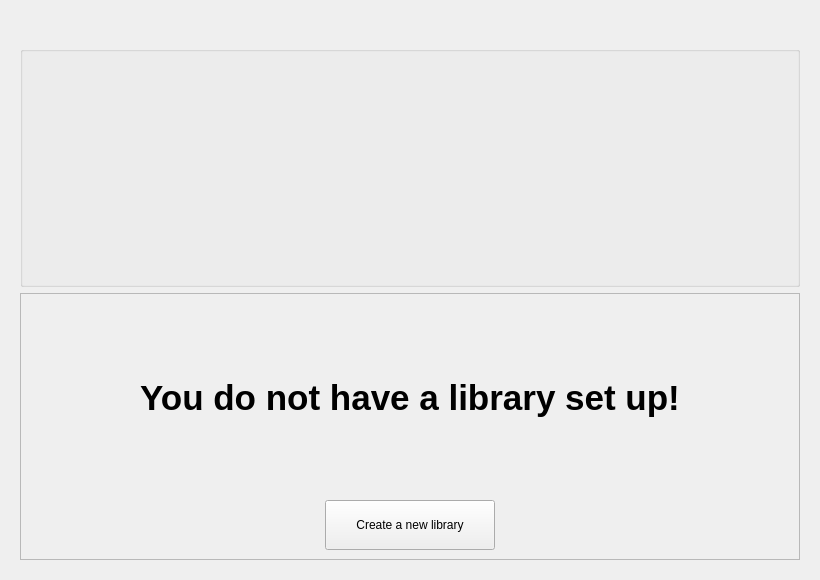
amireh/kaboomp3, file app/views/libraries/index.ui: the form before one commit.
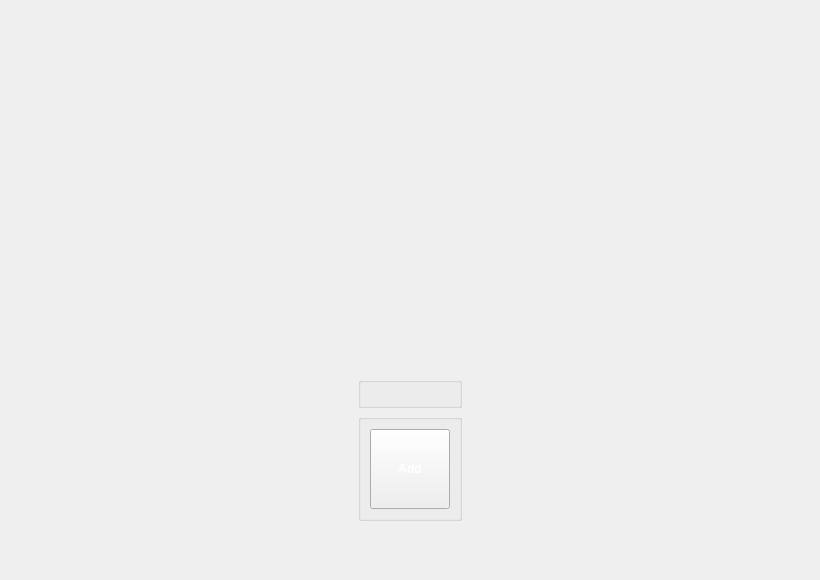
The form after the commit. Icons and pictures are not drawn.

Commit message: layout determined, UI functionality now complete, the preview simulation and organizing functionality is what's left

Diff of the .ui file:
```diff
--- a/app/views/libraries/index.ui
+++ b/app/views/libraries/index.ui
@@ -32,119 +32,49 @@
    <string>Libraries</string>
   </property>
   <layout class="QGridLayout" name="gridLayout">
+   <property name="topMargin">
+    <number>0</number>
+   </property>
+   <property name="bottomMargin">
+    <number>0</number>
+   </property>
    <item row="0" column="0">
     <widget class="QStackedWidget" name="viewIndex">
      <widget class="QWidget" name="libraryList">
       <layout class="QGridLayout" name="gridLayout_3">
-       <item row="2" column="0">
-        <widget class="QFrame" name="libraryNew">
-         <property name="visible">
-          <bool>false</bool>
-         </property>
-         <property name="frameShape">
-          <enum>QFrame::StyledPanel</enum>
-         </property>
-         <property name="frameShadow">
-          <enum>QFrame::Raised</enum>
-         </property>
-         <layout class="QGridLayout" name="gridLayout_4">
-          <item row="0" column="0">
-           <layout class="QVBoxLayout" name="verticalLayout">
-            <item>
-             <widget class="QLabel" name="label">
-              <property name="sizePolicy">
-               <sizepolicy hsizetype="MinimumExpanding" vsizetype="Preferred">
-                <horstretch>0</horstretch>
-                <verstretch>0</verstretch>
-               </sizepolicy>
-              </property>
-              <property name="text">
-               <string>&lt;!DOCTYPE HTML PUBLIC &quot;-//W3C//DTD HTML 4.0//EN&quot; &quot;http://www.w3.org/TR/REC-html40/strict.dtd&quot;&gt;
-&lt;html&gt;&lt;head&gt;&lt;meta name=&quot;qrichtext&quot; content=&quot;1&quot; /&gt;&lt;style type=&quot;text/css&quot;&gt;
-p, li { white-space: pre-wrap; }
-&lt;/style&gt;&lt;/head&gt;&lt;body style=&quot; font-family:'Lucida Grande'; font-size:13pt; font-weight:400; font-style:normal;&quot;&gt;
-&lt;p align=&quot;center&quot; style=&quot; margin-top:0px; margin-bottom:0px; margin-left:0px; margin-right:0px; -qt-block-indent:0; text-indent:0px;&quot;&gt;&lt;span style=&quot; font-size:26pt; font-weight:600;&quot;&gt;You do not have a library set up!&lt;/span&gt;&lt;/p&gt;&lt;/body&gt;&lt;/html&gt;</string>
-              </property>
-             </widget>
-            </item>
-            <item>
-             <layout class="QHBoxLayout" name="horizontalLayout">
-              <item>
-               <spacer name="horizontalSpacer_2">
-                <property name="orientation">
-                 <enum>Qt::Horizontal</enum>
-                </property>
-                <property name="sizeHint" stdset="0">
-                 <size>
-                  <width>40</width>
-                  <height>20</height>
-                 </size>
-                </property>
-               </spacer>
-              </item>
-              <item>
-               <widget class="QPushButton" name="createNewLibraryButton">
-                <property name="sizePolicy">
-                 <sizepolicy hsizetype="MinimumExpanding" vsizetype="Fixed">
-                  <horstretch>0</horstretch>
-                  <verstretch>0</verstretch>
-                 </sizepolicy>
-                </property>
-                <property name="minimumSize">
-                 <size>
-                  <width>150</width>
-                  <height>50</height>
-                 </size>
-                </property>
-                <property name="maximumSize">
-                 <size>
-                  <width>170</width>
-                  <height>16777215</height>
-                 </size>
-                </property>
-                <property name="styleSheet">
-                 <string notr="true"/>
-                </property>
-                <property name="text">
-                 <string>Create a new library</string>
-                </property>
-                <property name="flat">
-                 <bool>false</bool>
-                </property>
-               </widget>
-              </item>
-              <item>
-               <spacer name="horizontalSpacer">
-                <property name="orientation">
-                 <enum>Qt::Horizontal</enum>
-                </property>
-                <property name="sizeHint" stdset="0">
-                 <size>
-                  <width>40</width>
-                  <height>20</height>
-                 </size>
-                </property>
-               </spacer>
-              </item>
-             </layout>
-            </item>
-           </layout>
-          </item>
-         </layout>
-        </widget>
-       </item>
+       <property name="topMargin">
+        <number>0</number>
+       </property>
        <item row="0" column="0">
         <layout class="QVBoxLayout" name="layoutIndex">
          <item>
-          <layout class="QHBoxLayout" name="horizontalLayout_2">
+          <layout class="QHBoxLayout" name="topBar">
            <item>
-            <widget class="QLabel" name="label_2">
+            <widget class="QLabel" name="logo">
              <property name="sizePolicy">
-              <sizepolicy hsizetype="Maximum" vsizetype="Maximum">
+              <sizepolicy hsizetype="Fixed" vsizetype="Ignored">
                <horstretch>0</horstretch>
                <verstretch>0</verstretch>
               </sizepolicy>
              </property>
+             <property name="minimumSize">
+              <size>
+               <width>0</width>
+               <height>321</height>
+              </size>
+             </property>
+             <property name="maximumSize">
+              <size>
+               <width>16777215</width>
+               <height>321</height>
+              </size>
+             </property>
+             <property name="baseSize">
+              <size>
+               <width>0</width>
+               <height>321</height>
+              </size>
+             </property>
              <property name="text">
               <string>&lt;!DOCTYPE HTML PUBLIC &quot;-//W3C//DTD HTML 4.0//EN&quot; &quot;http://www.w3.org/TR/REC-html40/strict.dtd&quot;&gt;
 &lt;html&gt;&lt;head&gt;&lt;meta name=&quot;qrichtext&quot; content=&quot;1&quot; /&gt;&lt;style type=&quot;text/css&quot;&gt;
@@ -155,12 +85,21 @@
              <property name="textFormat">
               <enum>Qt::RichText</enum>
              </property>
+             <property name="alignment">
+              <set>Qt::AlignLeading|Qt::AlignLeft|Qt::AlignTop</set>
+             </property>
             </widget>
            </item>
           </layout>
          </item>
          <item>
           <widget class="QGroupBox" name="libraryGrid">
+           <property name="sizePolicy">
+            <sizepolicy hsizetype="Preferred" vsizetype="Maximum">
+             <horstretch>0</horstretch>
+             <verstretch>0</verstretch>
+            </sizepolicy>
+           </property>
            <property name="maximumSize">
             <size>
              <width>16777215</width>
@@ -173,67 +112,72 @@
            <layout class="QGridLayout" name="gridLayout_5"/>
           </widget>
          </item>
-        </layout>
-       </item>
-      </layout>
-     </widget>
-     <widget class="QWidget" name="libraryForm">
-      <layout class="QGridLayout" name="gridLayout_2">
-       <item row="0" column="0">
-        <layout class="QFormLayout" name="libraryFormLayout">
-         <property name="fieldGrowthPolicy">
-          <enum>QFormLayout::ExpandingFieldsGrow</enum>
-         </property>
-         <property name="labelAlignment">
-          <set>Qt::AlignLeading|Qt::AlignLeft|Qt::AlignVCenter</set>
-         </property>
-         <property name="formAlignment">
-          <set>Qt::AlignLeading|Qt::AlignLeft|Qt::AlignTop</set>
-         </property>
-         <item row="0" column="0">
-          <widget class="QLabel" name="libraryTitleLabel">
-           <property name="text">
-            <string>Library Title</string>
+         <item>
+          <layout class="QHBoxLayout" name="bottomBar">
+           <property name="spacing">
+            <number>0</number>
            </property>
-          </widget>
-         </item>
-         <item row="0" column="1">
-          <widget class="QLineEdit" name="libraryTitleLineEdit">
-           <property name="sizePolicy">
-            <sizepolicy hsizetype="MinimumExpanding" vsizetype="Fixed">
-             <horstretch>0</horstretch>
-             <verstretch>0</verstretch>
-            </sizepolicy>
+           <property name="sizeConstraint">
+            <enum>QLayout::SetMinAndMaxSize</enum>
            </property>
-          </widget>
+           <item>
+            <widget class="QGroupBox" name="groupBox">
+             <property name="sizePolicy">
+              <sizepolicy hsizetype="Maximum" vsizetype="Maximum">
+               <horstretch>0</horstretch>
+               <verstretch>0</verstretch>
+              </sizepolicy>
+             </property>
+             <property name="title">
+              <string/>
+             </property>
+             <layout class="QHBoxLayout" name="horizontalLayout_3">
+              <item>
+               <widget class="QPushButton" name="addLibraryButton">
+                <property name="sizePolicy">
+                 <sizepolicy hsizetype="Minimum" vsizetype="Fixed">
+                  <horstretch>0</horstretch>
+                  <verstretch>0</verstretch>
+                 </sizepolicy>
+                </property>
+                <property name="minimumSize">
+                 <size>
+                  <width>80</width>
+                  <height>80</height>
+                 </size>
+                </property>
+                <property name="maximumSize">
+                 <size>
+                  <width>80</width>
+                  <height>80</height>
+                 </size>
+                </property>
+                <property name="styleSheet">
+                 <string notr="true">QPushButton {
+color: #ffffff;
+font-weight: bold;
+border-image: url(:/80x80/images/buttons/round/80x80/Gray.png);
+}
+
+QPushButton:hover {
+border-image: url(:/80x80/images/buttons/round/80x80/Silver.png);
+}
+QPushButton:pressed {
+border-image: url(:/80x80/images/buttons/round/80x80/Green.png);
+}</string>
+                </property>
+                <property name="text">
+                 <string>Add</string>
+                </property>
+               </widget>
+              </item>
+             </layout>
+            </widget>
+           </item>
+          </layout>
          </item>
         </layout>
        </item>
-       <item row="1" column="0">
-        <widget class="QDialogButtonBox" name="libraryFormButtonBox">
-         <property name="sizePolicy">
-          <sizepolicy hsizetype="Preferred" vsizetype="Fixed">
-           <horstretch>0</horstretch>
-           <verstretch>0</verstretch>
-          </sizepolicy>
-         </property>
-         <property name="minimumSize">
-          <size>
-           <width>380</width>
-           <height>0</height>
-          </size>
-         </property>
-         <property name="orientation">
-          <enum>Qt::Horizontal</enum>
-         </property>
-         <property name="standardButtons">
-          <set>QDialogButtonBox::Cancel|QDialogButtonBox::Ok</set>
-         </property>
-         <property name="centerButtons">
-          <bool>false</bool>
-         </property>
-        </widget>
-       </item>
       </layout>
      </widget>
     </widget>
```
The commit also changes 24 other files.
